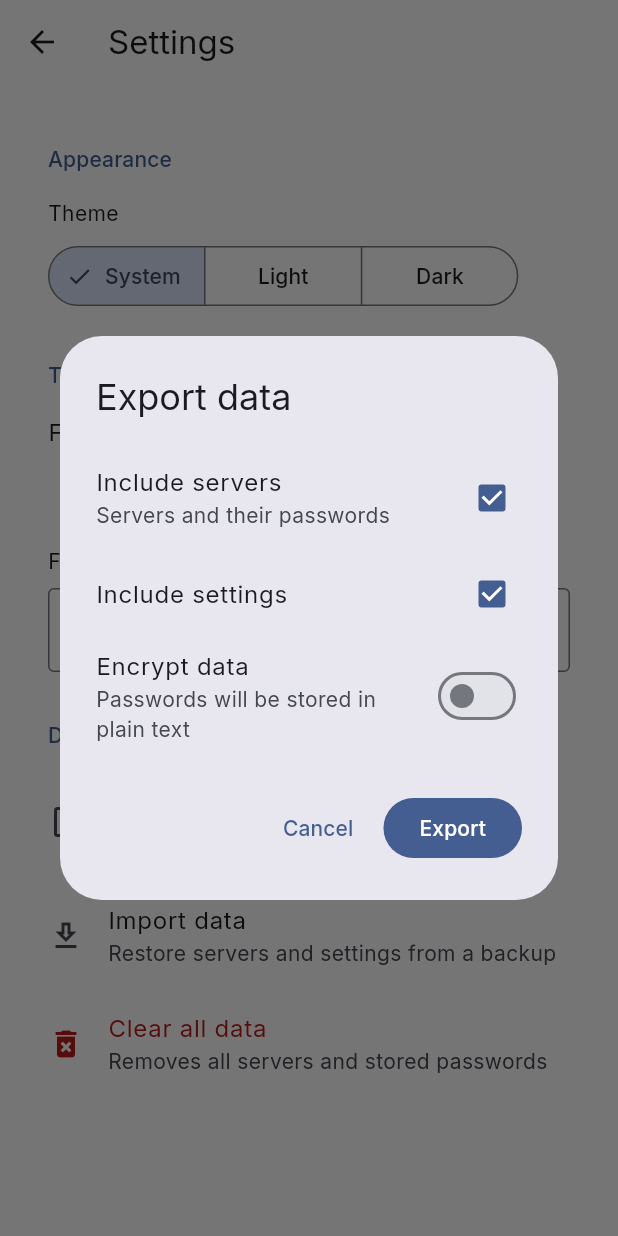
After one commit to mdfarhankc/SSHub, a Flutter app: the SettingsPage screen opened by its route, after a tap on "Export data", on a phone screen of 412 x 824 dp. The commit adds this screen. Run offline on Flutter 3.47's test engine with Material 3 defaults, Android fonts, the phone set to English and light mode, and no system bars; our stand-ins replace equatable, file_picker, flutter_bloc, flutter_secure_storage; missing offline and left inert: cryptography, dartssh2; accounts and stored records are empty.

Commit message:
Added encrypted export and import of servers and settings.

```diff
--- /dev/null
+++ b/lib/core/backup/backup_crypto.dart
@@ -0,0 +1,102 @@
+import 'dart:convert';
+import 'dart:math';
+import 'dart:typed_data';
+
+import 'package:cryptography/cryptography.dart';
+
+class BackupException implements Exception {
+  final String message;
+  const BackupException(this.message);
+}
+
+abstract final class BackupCrypto {
+  static const _iterations = 120000;
+  static final _cipher = AesGcm.with256bits();
+
+  static Uint8List _randomBytes(int length) {
+    final random = Random.secure();
+    return Uint8List.fromList(
+      List.generate(length, (_) => random.nextInt(256)),
+    );
+  }
+
+  static Future<SecretKey> _deriveKey(
+    String passphrase,
+    List<int> salt,
+    int iterations,
+  ) {
+    return Pbkdf2(
+      macAlgorithm: Hmac.sha256(),
+      iterations: iterations,
+      bits: 256,
+    ).deriveKey(secretKey: SecretKey(utf8.encode(passphrase)), nonce: salt);
+  }
+
+  static Map<String, dynamic> _envelope(String fileContent) {
+    final Map<String, dynamic> json;
+    try {
+      json = jsonDecode(fileContent) as Map<String, dynamic>;
+    } catch (_) {
+      throw const BackupException("Not a valid SSHub backup file.");
+    }
+    if (json['app'] != 'sshub') {
+      throw const BackupException("Not a valid SSHub backup file.");
+    }
+    return json;
+  }
+
+  static bool isEncrypted(String fileContent) =>
+      _envelope(fileContent)['encrypted'] == true;
+
+  static Future<String> encrypt(
+    String plainText,
+    String passphrase,
+    String version,
+  ) async {
+    final salt = _randomBytes(16);
+    final key = await _deriveKey(passphrase, salt, _iterations);
+    final box = await _cipher.encrypt(utf8.encode(plainText), secretKey: key);
+    return const JsonEncoder.withIndent('  ').convert({
+      'app': 'sshub',
+      'version': version,
+      'encrypted': true,
+      'kdf': {
+        'algo': 'pbkdf2-hmac-sha256',
+        'iterations': _iterations,
+        'salt': base64Encode(salt),
+      },
+      'cipher': {
+        'algo': 'aes-256-gcm',
+        'nonce': base64Encode(box.nonce),
+        'ciphertext': base64Encode(box.cipherText),
+        'mac': base64Encode(box.mac.bytes),
+      },
+    });
+  }
+
+  static Future<String> decrypt(String fileContent, String passphrase) async {
+    final json = _envelope(fileContent);
+    if (json['kdf'] == null || json['cipher'] == null) {
+      throw const BackupException("Not a valid SSHub backup file.");
+    }
+    final kdf = json['kdf'] as Map<String, dynamic>;
+    final cipher = json['cipher'] as Map<String, dynamic>;
+    final key = await _deriveKey(
+      passphrase,
+      base64Decode(kdf['salt'] as String),
+      kdf['iterations'] as int,
+    );
+    final box = SecretBox(
+      base64Decode(cipher['ciphertext'] as String),
+      nonce: base64Decode(cipher['nonce'] as String),
+      mac: Mac(base64Decode(cipher['mac'] as String)),
+    );
+    try {
+      return utf8.decode(await _cipher.decrypt(box, secretKey: key));
+    } on SecretBoxAuthenticationError {
+      throw const BackupException("Wrong passphrase or corrupted file.");
+    } catch (_) {
+      throw const BackupException("Could not read backup file.");
+    }
+  }
+}
--- /dev/null
+++ b/lib/features/settings/data/repositories/backup_repository_impl.dart
@@ -0,0 +1,96 @@
+import 'dart:convert';
+
+import 'package:sshub/core/backup/backup_crypto.dart';
+import 'package:sshub/features/settings/data/datasources/settings_local_datasource.dart';
+import 'package:sshub/features/settings/data/models/app_settings_model.dart';
+import 'package:sshub/features/settings/domain/repositories/backup_repository.dart';
+import 'package:sshub/features/ssh/data/datasources/secret_datasource.dart';
+import 'package:sshub/features/ssh/data/datasources/server_local_datasource.dart';
+import 'package:sshub/features/ssh/data/models/ssh_server_model.dart';
+
+class BackupRepositoryImpl implements BackupRepository {
+  // Keep in sync with the version in pubspec.yaml on each release.
+  static const _appVersion = "1.0.0";
+
+  final ServerLocalDatasource _serverDs;
+  final SecretDatasource _secretDs;
+  final SettingsLocalDatasource _settingsDs;
+
+  const BackupRepositoryImpl(this._serverDs, this._secretDs, this._settingsDs);
+
+  @override
+  Future<String> export({
+    required bool includeServers,
+    required bool includeSettings,
+    String? passphrase,
+  }) async {
+    final payload = <String, dynamic>{};
+
+    if (includeServers) {
+      final servers = await _serverDs.load();
+      final list = <Map<String, dynamic>>[];
+      for (final s in servers) {
+        final json = s.toJson();
+        final pw = await _secretDs.read(s.id);
+        if (pw != null) json['password'] = pw;
+        list.add(json);
+      }
+      payload['servers'] = list;
+    }
+
+    if (includeSettings) {
+      payload['settings'] = (await _settingsDs.load()).toJson();
+    }
+
+    if (passphrase != null) {
+      return BackupCrypto.encrypt(jsonEncode(payload), passphrase, _appVersion);
+    }
+    return const JsonEncoder.withIndent('  ').convert({
+      'app': 'sshub',
+      'version': _appVersion,
+      'encrypted': false,
+      'data': payload,
+    });
+  }
+
+  @override
+  Future<int> import(String fileContent, String? passphrase) async {
+    final Map<String, dynamic> data;
+    if (BackupCrypto.isEncrypted(fileContent)) {
+      if (passphrase == null) {
+        throw const BackupException("This backup is encrypted.");
+      }
+      data =
+          jsonDecode(await BackupCrypto.decrypt(fileContent, passphrase))
+              as Map<String, dynamic>;
+    } else {
+      data =
+          (jsonDecode(fileContent) as Map<String, dynamic>)['data']
+              as Map<String, dynamic>;
+    }
+
+    var count = 0;
+    if (data['servers'] != null) {
+      final imported = [
+        for (final e in data['servers'] as List) e as Map<String, dynamic>,
+      ];
+      final existing = await _serverDs.load();
+      final byId = {for (final s in existing) s.id: s};
+      for (final json in imported) {
+        final model = SshServerModel.fromJson(json);
+        byId[model.id] = model;
+        final pw = json['password'];
+        if (pw is String) await _secretDs.write(model.id, pw);
+      }
+      await _serverDs.save(byId.values.toList());
+      count = imported.length;
+    }
+
+    if (data['settings'] != null) {
+      await _settingsDs.save(
+        AppSettingsModel.fromJson(data['settings'] as Map<String, dynamic>),
+      );
+    }
+    return count;
+  }
+}
--- /dev/null
+++ b/lib/features/settings/domain/repositories/backup_repository.dart
@@ -0,0 +1,8 @@
+abstract interface class BackupRepository {
+  Future<String> export({
+    required bool includeServers,
+    required bool includeSettings,
+    String? passphrase,
+  });
+  Future<int> import(String fileContent, String? passphrase);
+}
--- a/lib/features/settings/presentation/pages/settings_page.dart
+++ b/lib/features/settings/presentation/pages/settings_page.dart
@@ -1,10 +1,19 @@
+import 'dart:convert';
+import 'dart:io';
+
+import 'package:file_picker/file_picker.dart';
 import 'package:flutter/material.dart';
 import 'package:flutter_bloc/flutter_bloc.dart';
+import 'package:sshub/core/backup/backup_crypto.dart';
 
 import 'package:sshub/features/settings/domain/entities/app_settings.dart';
+import 'package:sshub/features/settings/domain/repositories/backup_repository.dart';
 import 'package:sshub/features/settings/presentation/cubit/settings_cubit.dart';
+import 'package:sshub/features/settings/presentation/widgets/export_options_dialog.dart';
+import 'package:sshub/features/settings/presentation/widgets/passphrase_dialog.dart';
 import 'package:sshub/features/settings/presentation/widgets/settings_section_header.dart';
 import 'package:sshub/features/ssh/domain/repositories/ssh_repository.dart';
+import 'package:sshub/features/ssh/presentation/bloc/server_list_bloc.dart';
 
 class SettingsPage extends StatelessWidget {
   const SettingsPage({super.key});
@@ -95,6 +104,20 @@ class SettingsPage extends StatelessWidget {
           // Data
           const SettingsSectionHeader("Data"),
           ListTile(
+            leading: const Icon(Icons.upload_file_outlined),
+            title: const Text("Export data"),
+            subtitle: const Text(
+              "Back up servers, passwords and settings to a file",
+            ),
+            onTap: () => _exportData(context),
+          ),
+          ListTile(
+            leading: const Icon(Icons.download_outlined),
+            title: const Text("Import data"),
+            subtitle: const Text("Restore servers and settings from a backup"),
+            onTap: () => _importData(context),
+          ),
+          ListTile(
             leading: Icon(
               Icons.delete_forever,
               color: Theme.of(context).colorScheme.error,
@@ -109,6 +132,87 @@ class SettingsPage extends StatelessWidget {
         ],
       ),
     );
+  }
+
+  void _snack(BuildContext context, String message, {bool success = true}) =>
+      ScaffoldMessenger.of(context).showSnackBar(
+        SnackBar(
+          content: Text(message, style: Theme.of(context).textTheme.labelLarge),
+          backgroundColor: success ? Colors.green : Colors.red,
+        ),
+      );
+
+  Future<void> _exportData(BuildContext context) async {
+    final options = await showDialog<ExportOptions>(
+      context: context,
+      builder: (_) => const ExportOptionsDialog(),
+    );
+    if (options == null || !context.mounted) return;
+
+    final repo = context.read<BackupRepository>();
+    try {
+      final content = await repo.export(
+        includeServers: options.includeServers,
+        includeSettings: options.includeSettings,
+        passphrase: options.passphrase,
+      );
+      final path = await FilePicker.platform.saveFile(
+        dialogTitle: "Save SSHub backup",
+        fileName: options.passphrase != null
+            ? "sshub-backup.json"
+            : "sshub-backup-plain.json",
+        type: FileType.custom,
+        allowedExtensions: ["json"],
+        bytes: utf8.encode(content),
+      );
+      if (path == null) return;
+      if (!Platform.isAndroid && !Platform.isIOS) {
+        await File(path).writeAsString(content);
+      }
+      if (context.mounted) _snack(context, "Backup exported");
+    } catch (_) {
+      if (context.mounted) _snack(context, "Export failed", success: false);
+    }
+  }
+
+  Future<void> _importData(BuildContext context) async {
+    final result = await FilePicker.platform.pickFiles(
+      dialogTitle: "Select SSHub backup",
+      type: FileType.custom,
+      allowedExtensions: ["json"],
+      withData: true,
+    );
+    final bytes = result?.files.single.bytes;
+    if (bytes == null || !context.mounted) return;
+    final content = utf8.decode(bytes);
+
+    String? passphrase;
+    try {
+      if (BackupCrypto.isEncrypted(content)) {
+        passphrase = await showDialog<String>(
+          context: context,
+          builder: (_) => const PassphraseDialog(),
+        );
+        if (passphrase == null || !context.mounted) return;
+      }
+    } on BackupException catch (e) {
+      if (context.mounted) _snack(context, e.message, success: false);
+      return;
+    }
+
+    final repo = context.read<BackupRepository>();
+    try {
+      final count = await repo.import(content, passphrase);
+      if (context.mounted) {
+        context.read<SettingsCubit>().reload();
+        context.read<ServerListBloc>().add(ServerListLoaded());
+        _snack(context, "Imported $count servers");
+      }
+    } on BackupException catch (e) {
+      if (context.mounted) _snack(context, e.message, success: false);
+    } catch (_) {
+      if (context.mounted) _snack(context, "Import failed", success: false);
+    }
   }
 
   Future<void> _confirmClearAll(BuildContext context) async {
@@ -137,6 +241,7 @@ class SettingsPage extends StatelessWidget {
     if (confirmed == true && context.mounted) {
       await context.read<SshRepository>().clearAll();
       if (context.mounted) {
+        context.read<ServerListBloc>().add(ServerListLoaded());
         ScaffoldMessenger.of(
           context,
         ).showSnackBar(const SnackBar(content: Text("All data cleared")));
--- /dev/null
+++ b/lib/features/settings/presentation/widgets/export_options_dialog.dart
@@ -0,0 +1,129 @@
+import 'package:flutter/material.dart';
+
+class ExportOptions {
+  final bool includeServers;
+  final bool includeSettings;
+  final String? passphrase;
+  const ExportOptions({
+    required this.includeServers,
+    required this.includeSettings,
+    this.passphrase,
+  });
+}
+
+class ExportOptionsDialog extends StatefulWidget {
+  const ExportOptionsDialog({super.key});
+
+  @override
+  State<ExportOptionsDialog> createState() => _ExportOptionsDialogState();
+}
+
+class _ExportOptionsDialogState extends State<ExportOptionsDialog> {
+  final _formKey = GlobalKey<FormState>();
+  final _pass = TextEditingController();
+  final _verify = TextEditingController();
+  bool _servers = true;
+  bool _settings = true;
+  bool _encrypt = false;
+  bool _obscured = true;
+
+  @override
+  void dispose() {
+    _pass.dispose();
+    _verify.dispose();
+    super.dispose();
+  }
+
+  void _submit() {
+    if (_encrypt && !_formKey.currentState!.validate()) return;
+    Navigator.pop(
+      context,
+      ExportOptions(
+        includeServers: _servers,
+        includeSettings: _settings,
+        passphrase: _encrypt ? _pass.text : null,
+      ),
+    );
+  }
+
+  @override
+  Widget build(BuildContext context) {
+    final canExport = _servers || _settings;
+    return AlertDialog(
+      title: const Text("Export data"),
+      content: SizedBox(
+        width: MediaQuery.sizeOf(context).width < 480 ? double.maxFinite : 400,
+        child: Form(
+          key: _formKey,
+          child: Column(
+            mainAxisSize: MainAxisSize.min,
+            children: [
+              CheckboxListTile(
+                contentPadding: EdgeInsets.zero,
+                title: const Text("Include servers"),
+                subtitle: const Text("Servers and their passwords"),
+                value: _servers,
+                onChanged: (v) => setState(() => _servers = v ?? false),
+              ),
+              CheckboxListTile(
+                contentPadding: EdgeInsets.zero,
+                title: const Text("Include settings"),
+                value: _settings,
+                onChanged: (v) => setState(() => _settings = v ?? false),
+              ),
+              SwitchListTile(
+                contentPadding: EdgeInsets.zero,
+                title: const Text("Encrypt data"),
+                subtitle: Text(
+                  _encrypt
+                      ? "Protected with a passphrase"
+                      : "Passwords will be stored in plain text",
+                ),
+                value: _encrypt,
+                onChanged: (v) => setState(() => _encrypt = v),
+              ),
+              if (_encrypt) ...[
+                const SizedBox(height: 8),
+                TextFormField(
+                  controller: _pass,
+                  obscureText: _obscured,
+                  decoration: InputDecoration(
+                    labelText: "Passphrase",
+                    suffixIcon: IconButton(
+                      icon: Icon(
+                        _obscured
+                            ? Icons.visibility_outlined
+                            : Icons.visibility_off_outlined,
+                      ),
+                      onPressed: () => setState(() => _obscured = !_obscured),
+                    ),
+                  ),
+                  validator: (v) => (v == null || v.isEmpty) ? "Required" : null,
+                ),
+                const SizedBox(height: 12),
+                TextFormField(
+                  controller: _verify,
+                  obscureText: _obscured,
+                  decoration: const InputDecoration(
+                    labelText: "Confirm passphrase",
+                  ),
+                  validator: (v) => v != _pass.text ? "Does not match" : null,
+                ),
+              ],
+            ],
+          ),
+        ),
+      ),
+      actions: [
+        TextButton(
+          onPressed: () => Navigator.pop(context),
+          child: const Text("Cancel"),
+        ),
+        FilledButton(
+          onPressed: canExport ? _submit : null,
+          child: const Text("Export"),
+        ),
+      ],
+    );
+  }
+}
```
Also changed, not shown: lib/features/settings/presentation/widgets/passphrase_dialog.dart (added, +54 -0 lines), 1 other file.
